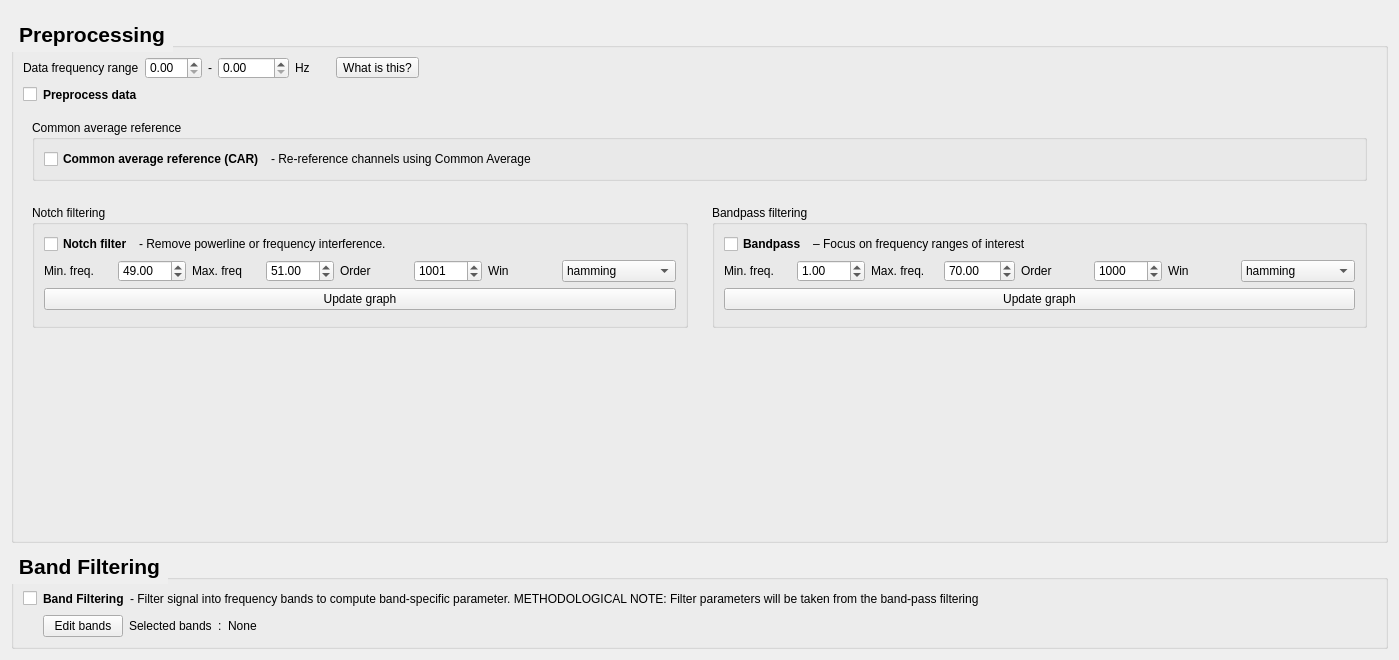
Above: eeg_features/preprocessing/view.ui from medusabci/medusa-analyzer before the change. Below: the same form after it.
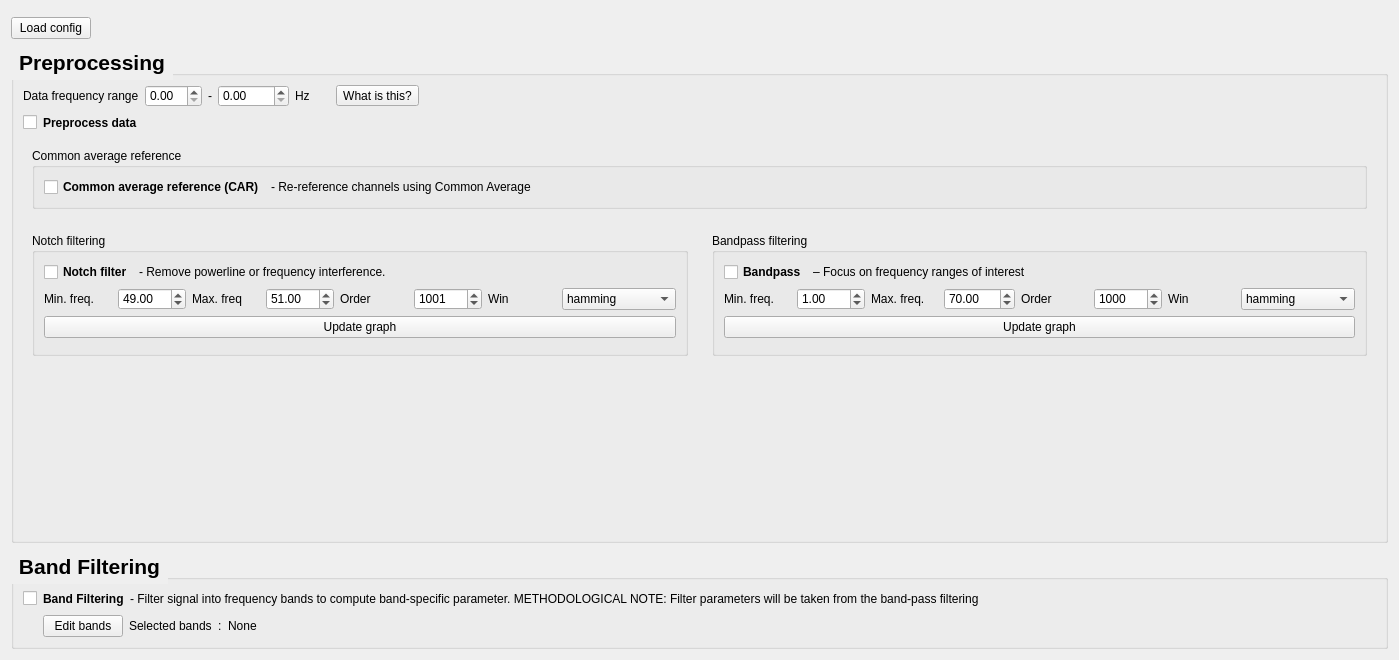
That is the form after the change.

```diff
--- a/eeg_features/preprocessing/view.ui
+++ b/eeg_features/preprocessing/view.ui
@@ -35,6 +35,19 @@
      </property>
     </widget>
    </item>
+   <item>
+    <widget class="QPushButton" name="loadButton">
+     <property name="maximumSize">
+      <size>
+       <width>80</width>
+       <height>16777215</height>
+      </size>
+     </property>
+     <property name="text">
+      <string>Load config</string>
+     </property>
+    </widget>
+   </item>
    <item>
     <widget class="QGroupBox" name="Datapreprocessing">
      <property name="font">
```
Left out of the diff: 2 changed lines with no effect on the pictures.
